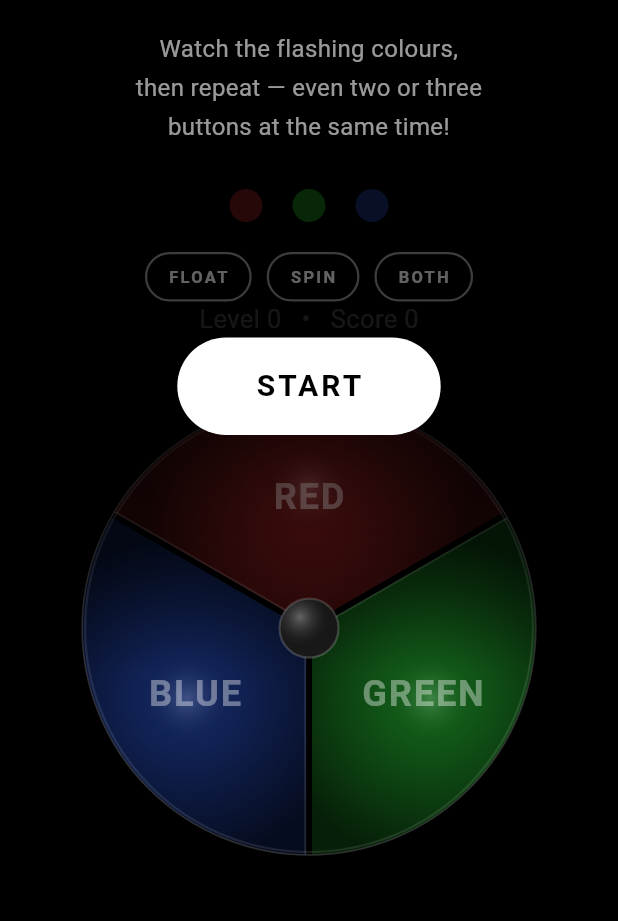
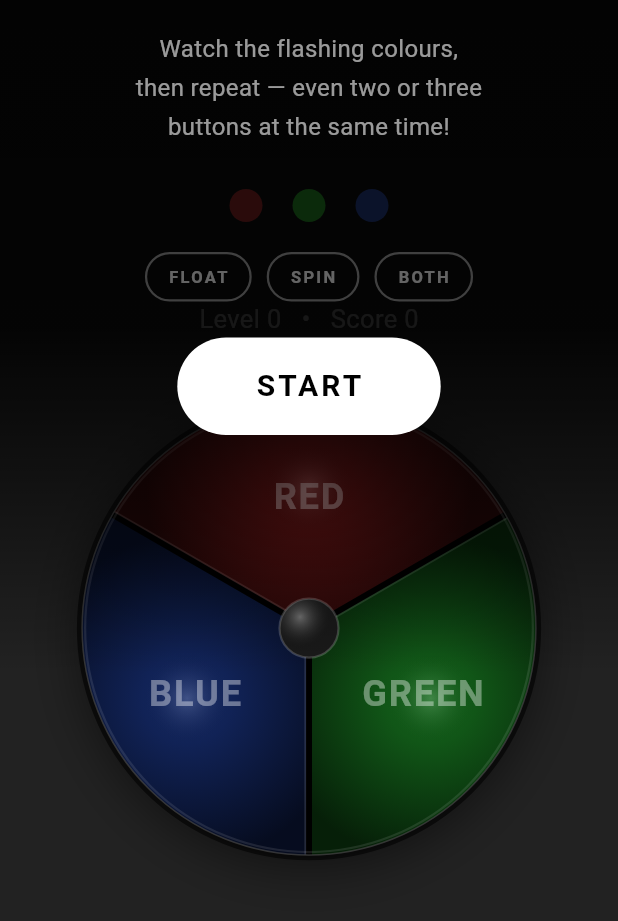
Before and after one commit to miklos-merenyi/rigobert, a Flutter app: the screen it shows after launch, on a phone screen of 412 x 824 dp, the part 315-1236 px from its top. Run offline on Flutter 3.47's test engine with Material 3 defaults, Android fonts, the phone set to English and light mode, and no system bars; our stand-ins replace audioplayers, shared_preferences; missing offline and left inert: no_screenshot.

Commit message:
Change background from black to soft dark grey (#222222)
Co-Authored-By: Claude Sonnet 4.6 <noreply@anthropic.com>

```diff
--- a/lib/game_screen.dart
+++ b/lib/game_screen.dart
@@ -396,7 +396,7 @@ class _GameScreenState extends State<GameScreen> with TickerProviderStateMixin {
   @override
   Widget build(BuildContext context) {
     return Scaffold(
-      backgroundColor: Colors.black,
+      backgroundColor: const Color(0xFF222222),
       body: SafeArea(
         child: LayoutBuilder(
           builder: (context, constraints) {
@@ -658,7 +658,7 @@ class _GameScreenState extends State<GameScreen> with TickerProviderStateMixin {
         );
 
     if (isGameOver) {
-      return Container(color: Colors.black87, child: Center(child: innerContent));
+      return Container(color: const Color(0xED222222), child: Center(child: innerContent));
     }
 
     // Idle: fade to transparent so the button disc is visible at the bottom.
```
